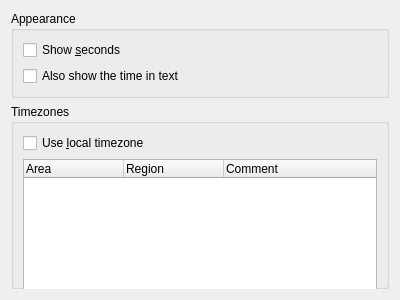
The window that plasma/applets/analog-clock/clockConfig.ui (mgottschlag/kwin-tiling) describes before a commit, drawn with Qt 5.
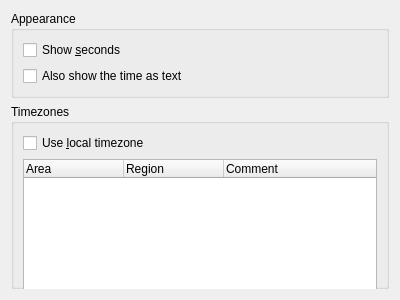
The same window after the commit. Custom widgets are drawn as their Qt base class.

```diff
--- a/plasma/applets/analog-clock/clockConfig.ui
+++ b/plasma/applets/analog-clock/clockConfig.ui
@@ -51,7 +51,7 @@
              <string>Check this if you want to show the time as a text within the clock.</string>
             </property>
             <property name="text" >
-             <string>Also show the time in text</string>
+             <string>Also show the time as text</string>
             </property>
            </widget>
           </item>
```
Left out of the diff: 2 changed lines with no effect on the pictures.
